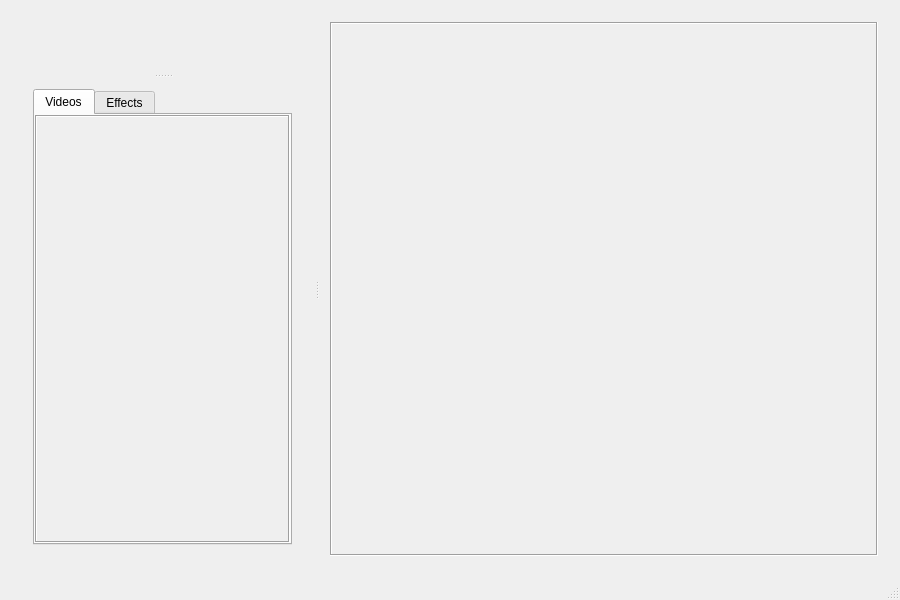
This is gui/ui/MainWindow.ui in wulf97/CVVEditor as Qt 5 draws it before an edit. The edited form follows.
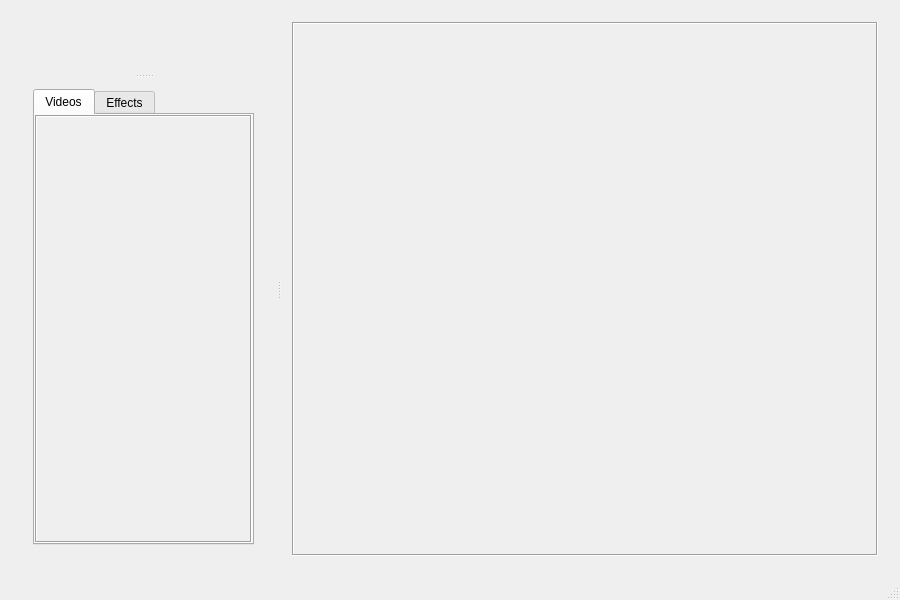
This is the edited form.

```diff
--- a/gui/ui/MainWindow.ui
+++ b/gui/ui/MainWindow.ui
@@ -145,8 +145,8 @@
                             <rect>
                              <x>0</x>
                              <y>0</y>
-                             <width>542</width>
-                             <height>494</height>
+                             <width>280</width>
+                             <height>487</height>
                             </rect>
                            </property>
                            <layout class="QVBoxLayout" name="verticalLayout_9">
@@ -261,7 +261,7 @@
          <widget class="QScrollArea" name="scrollArea_2">
           <property name="minimumSize">
            <size>
-            <width>300</width>
+            <width>370</width>
             <height>0</height>
            </size>
           </property>
@@ -279,8 +279,8 @@
             <rect>
              <x>0</x>
              <y>0</y>
-             <width>313</width>
-             <height>535</height>
+             <width>577</width>
+             <height>532</height>
             </rect>
            </property>
            <layout class="QVBoxLayout" name="verticalLayout_2">
```
Left out of the diff: 2 changed lines with no effect on the pictures.
